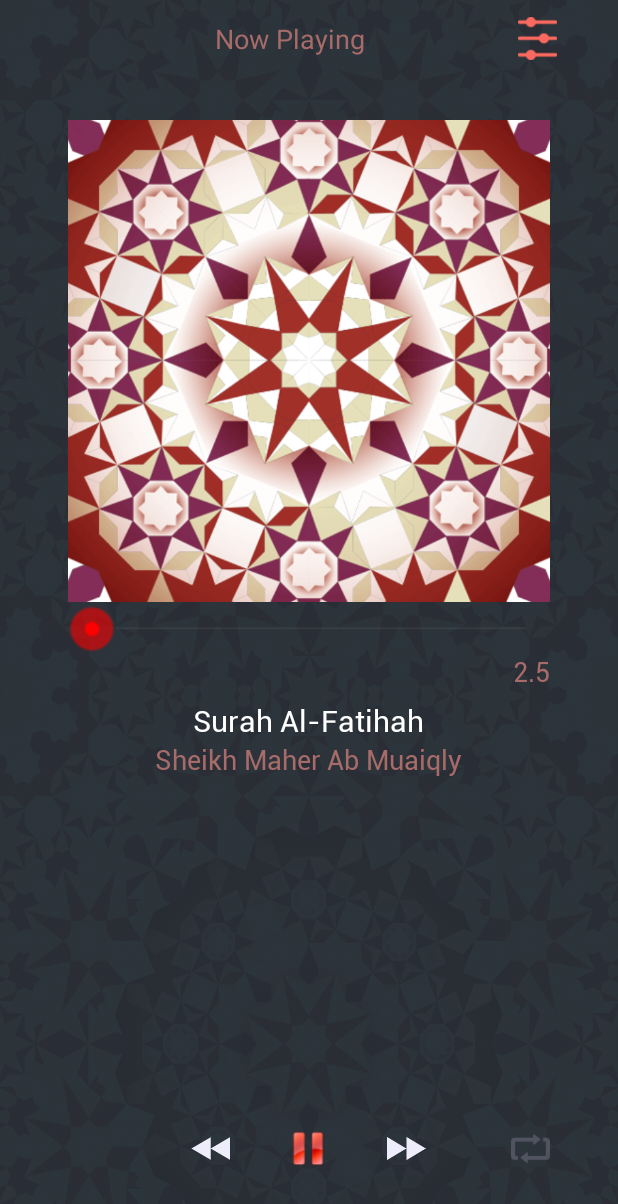
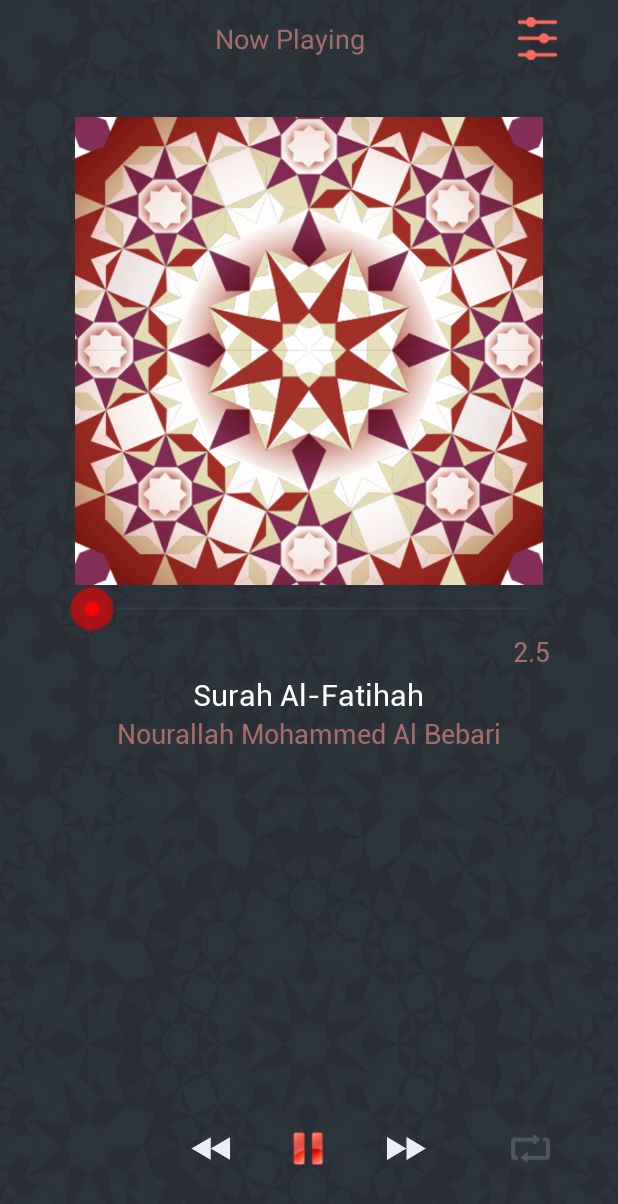
Before and after one commit to CrownStack/demo-Warattil, an Android app: the MediaPlayerActivity screen opened directly, with no data from a screen before it, on a phone screen of 412 x 824 dp. Shown: the top 1204 px of the screen. Run offline under Robolectric (Android 15) with nearby library versions, the light colour scheme and no system bars; our stand-ins replace ButterKnife, sdp/ssp sizes.

Commit message:
Fixed layout issue
song name was overlapping with play button so decreased margin top.

```diff
--- a/app/build.gradle
+++ b/app/build.gradle
@@ -7,8 +7,8 @@ android {
         applicationId "com.crownstack.surah"
         minSdkVersion 16
         targetSdkVersion 25
-        versionCode 1
-        versionName "1.0.0"
+        versionCode 3
+        versionName "1.0.2"
         testInstrumentationRunner "android.support.test.runner.AndroidJUnitRunner"
         multiDexEnabled true
     }
--- a/app/src/main/res/layout/activity_media_player.xml
+++ b/app/src/main/res/layout/activity_media_player.xml
@@ -42,7 +42,7 @@
 
         <ImageView
                 android:layout_width="match_parent"
-                android:layout_height="@dimen/_250sdp"
+                android:layout_height="@dimen/_240sdp"
                 android:contentDescription="@string/desc"
                 android:src="@drawable/ic_launcher_app"/>
 
@@ -73,7 +73,7 @@
                     android:layout_height="wrap_content"
                     android:layout_below="@+id/text_view_time"
                     android:gravity="center"
-                    android:layout_marginTop="@dimen/_5sdp"
+                    android:layout_marginTop="@dimen/_2sdp"
                     android:orientation="vertical">
 
             <TextView
@@ -90,11 +90,12 @@
                     android:layout_height="wrap_content"
                     android:textSize="@dimen/text_normal_size"
                     android:textColor="@color/colorCoralTree"
-                    android:text="@string/sheikh_maher"/>
+                    android:text="@string/nourallah"/>
             </LinearLayout>
 
 
             <ImageView
+                    android:layout_marginTop="@dimen/_5sdp"
                     android:id="@+id/image_view_reverse"
                     android:layout_width="@dimen/_20sdp"
                     android:layout_height="@dimen/_20sdp"
```
